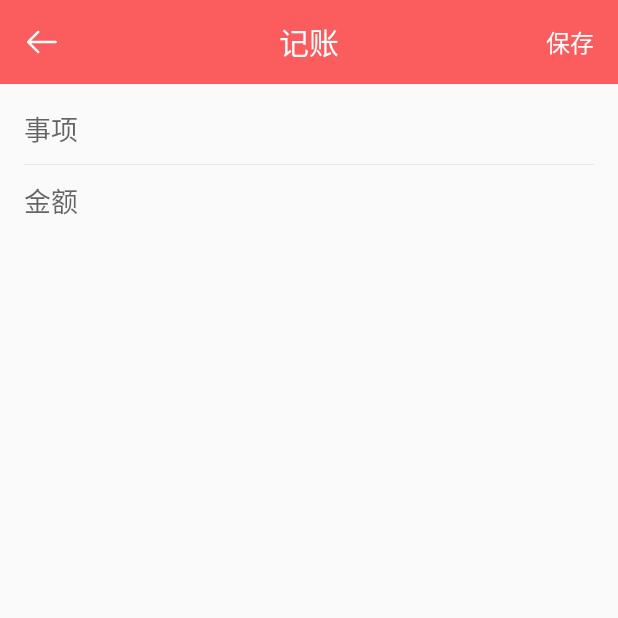
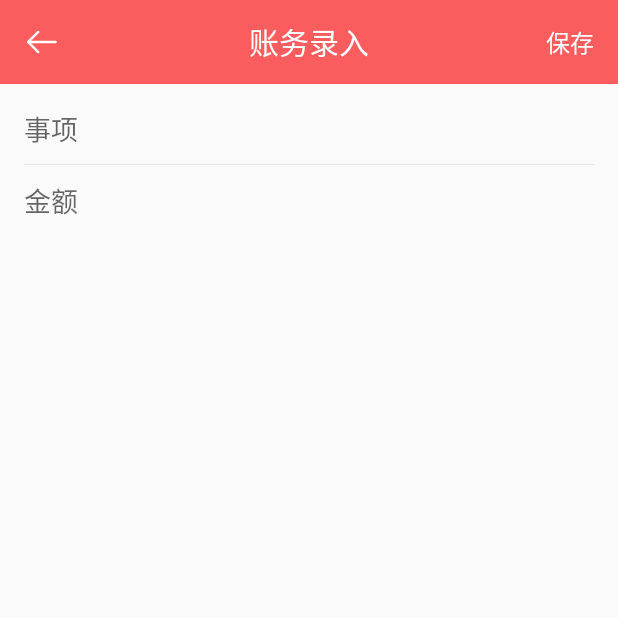
Before and after one commit to 544139212/baike-app, an Android app: the CreateActivity screen opened directly, with no data from a screen before it, on a phone screen of 412 x 824 dp, the top half of it. Run offline under Robolectric (Android 15) with nearby library versions, the phone set to English and light mode, and no system bars; our stand-ins replace ButterKnife; libraries missing offline, so code that uses them is left out: com.zhy.http; Roboto replaces fonts that are not available here.

Commit message:
完善记账功能

```diff
--- a/app/src/main/AndroidManifest.xml
+++ b/app/src/main/AndroidManifest.xml
@@ -38,7 +38,7 @@
     <application
         android:name=".App"
         android:allowBackup="true"
-        android:icon="@mipmap/ic_launcher"
+        android:icon="@mipmap/logo"
         android:label="@string/app_name"
         android:roundIcon="@mipmap/ic_launcher_round"
         android:supportsRtl="true"
--- a/app/src/main/assets/system.properties
+++ b/app/src/main/assets/system.properties
@@ -6,7 +6,7 @@ DATABASE_NAME = mld.db
 DATABASE_VERSION = 1
 
 #WEBSERVICE URL
-WS_URL = http://mfuser.free.800m.net
+WS_URL = http://544139212.java.cdnjsp.wang
 
 #NAMESPACE
 NAMESPACE = "";
--- a/app/src/main/java/com/smx/CreateActivity.java
+++ b/app/src/main/java/com/smx/CreateActivity.java
@@ -48,7 +48,7 @@ public class CreateActivity extends BasicActivity implements View.OnClickListene
         ButterKnife.bind(this);
 
         ivLeft.setOnClickListener(this);
-        tvCenter.setText("记账");
+        tvCenter.setText("账务录入");
         tvRight.setText("保存");
         tvRight.setOnClickListener(this);
     }
--- a/app/src/main/res/values/strings.xml
+++ b/app/src/main/res/values/strings.xml
@@ -1,5 +1,5 @@
 <resources>
-    <string name="app_name">baike</string>
+    <string name="app_name">记账</string>
     <string name="title_activity_drawer">DrawerActivity</string>
 
     <string name="navigation_drawer_open">Open navigation drawer</string>
```
Also changed, not shown: app/src/main/res/mipmap-hdpi/logo.png (added).
